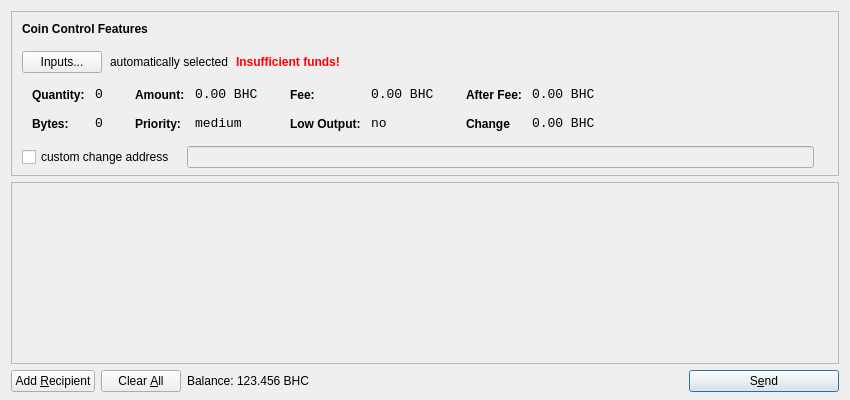
This is src/qt/forms/sendcoinsdialog.ui in LUX-Core/lux as Qt 5 draws it before an edit. The edited form follows.
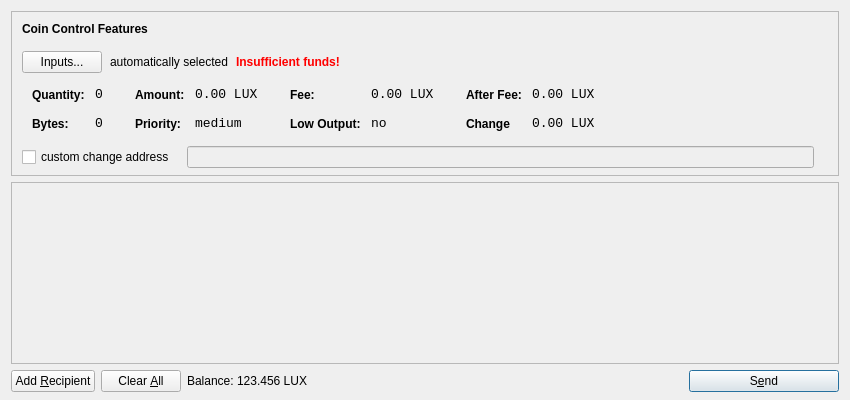
This is the edited form. Icons and pictures are not drawn.

Diff of the .ui file:
```diff
--- a/src/qt/forms/sendcoinsdialog.ui
+++ b/src/qt/forms/sendcoinsdialog.ui
@@ -321,7 +321,7 @@
                   <enum>Qt::ActionsContextMenu</enum>
                  </property>
                  <property name="text">
-                  <string notr="true">0.00 BHC</string>
+                  <string notr="true">0.00 LUX</string>
                  </property>
                  <property name="textInteractionFlags">
                   <set>Qt::LinksAccessibleByMouse|Qt::TextSelectableByKeyboard|Qt::TextSelectableByMouse</set>
@@ -407,7 +407,7 @@
                   <enum>Qt::ActionsContextMenu</enum>
                  </property>
                  <property name="text">
-                  <string notr="true">0.00 BHC</string>
+                  <string notr="true">0.00 LUX</string>
                  </property>
                  <property name="textInteractionFlags">
                   <set>Qt::LinksAccessibleByMouse|Qt::TextSelectableByKeyboard|Qt::TextSelectableByMouse</set>
@@ -493,7 +493,7 @@
                   <enum>Qt::ActionsContextMenu</enum>
                  </property>
                  <property name="text">
-                  <string notr="true">0.00 BHC</string>
+                  <string notr="true">0.00 LUX</string>
                  </property>
                  <property name="textInteractionFlags">
                   <set>Qt::LinksAccessibleByMouse|Qt::TextSelectableByKeyboard|Qt::TextSelectableByMouse</set>
@@ -525,7 +525,7 @@
                   <enum>Qt::ActionsContextMenu</enum>
                  </property>
                  <property name="text">
-                  <string notr="true">0.00 BHC</string>
+                  <string notr="true">0.00 LUX</string>
                  </property>
                  <property name="textInteractionFlags">
                   <set>Qt::LinksAccessibleByMouse|Qt::TextSelectableByKeyboard|Qt::TextSelectableByMouse</set>
@@ -724,7 +724,7 @@
           <cursorShape>IBeamCursor</cursorShape>
          </property>
          <property name="text">
-          <string notr="true">123.456 BHC</string>
+          <string notr="true">123.456 LUX</string>
          </property>
          <property name="textInteractionFlags">
           <set>Qt::LinksAccessibleByMouse|Qt::TextSelectableByKeyboard|Qt::TextSelectableByMouse</set>
```
